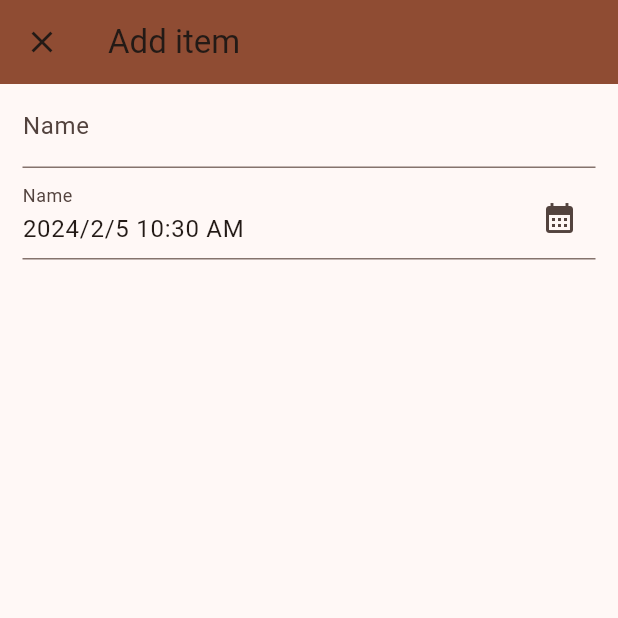
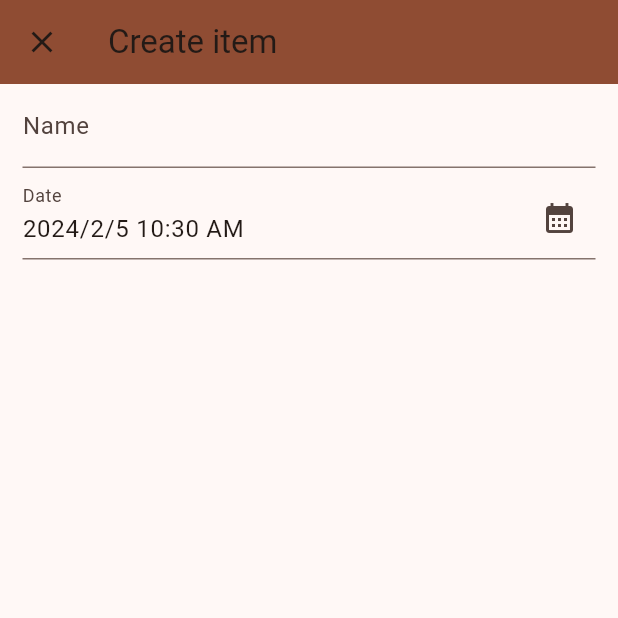
Before and after one commit to 914-Mathe-Andrei/ma-template, a Flutter app: the CreatePage screen opened by its route, on a phone screen of 412 x 824 dp, the top half of it. Run offline on Flutter 3.47's test engine with Material 3 defaults, Android fonts, the phone set to English and light mode, and no system bars; our stand-ins replace connectivity_plus, fluttertoast, go_router, realm; generated files the repository leaves out were written again; network calls fail.

Commit message:
Fixed some namings

```diff
--- a/lib/pages/create_page.dart
+++ b/lib/pages/create_page.dart
@@ -98,7 +98,7 @@ class _CreatePage extends State<CreatePage> {
                 TextFormField(
                   controller: dateController,
                   decoration: const InputDecoration(
-                    labelText: "Name",
+                    labelText: "Date",
                     suffixIcon: Icon(Icons.calendar_month),
                   ),
                   onTap: () async {
@@ -120,7 +120,7 @@ class _CreatePage extends State<CreatePage> {
   @override
   Widget build(BuildContext context) {
     return Scaffold(
-      appBar: buildAppBar(context, title: "Add item"),
+      appBar: buildAppBar(context, title: "Create item"),
       body: buildBody(context),
       bottomNavigationBar: buildBottomBar(context),
     );
--- a/lib/pages/home_page.dart
+++ b/lib/pages/home_page.dart
@@ -26,7 +26,7 @@ class HomePage extends StatelessWidget {
     );
   }
 
-  Future<bool> openDeleteDialog(BuildContext context) async {
+  Future<bool> openDialog(BuildContext context) async {
     return await showDialog(
       context: context,
       barrierDismissible: false,
@@ -55,7 +55,7 @@ class HomePage extends StatelessWidget {
       item: item,
       itemBuilder: (context, child) {
         return GestureDetector(
-          // onTap: () => openDeleteDialog(context), TODO
+          // onTap: () => openDialog(context), TODO
           onTap: () => context.pushNamed(Routes.detail.name, pathParameters: {"id": item.id.toString()}),
           child: child,
         );
```
Also changed, not shown: 1 other file.
